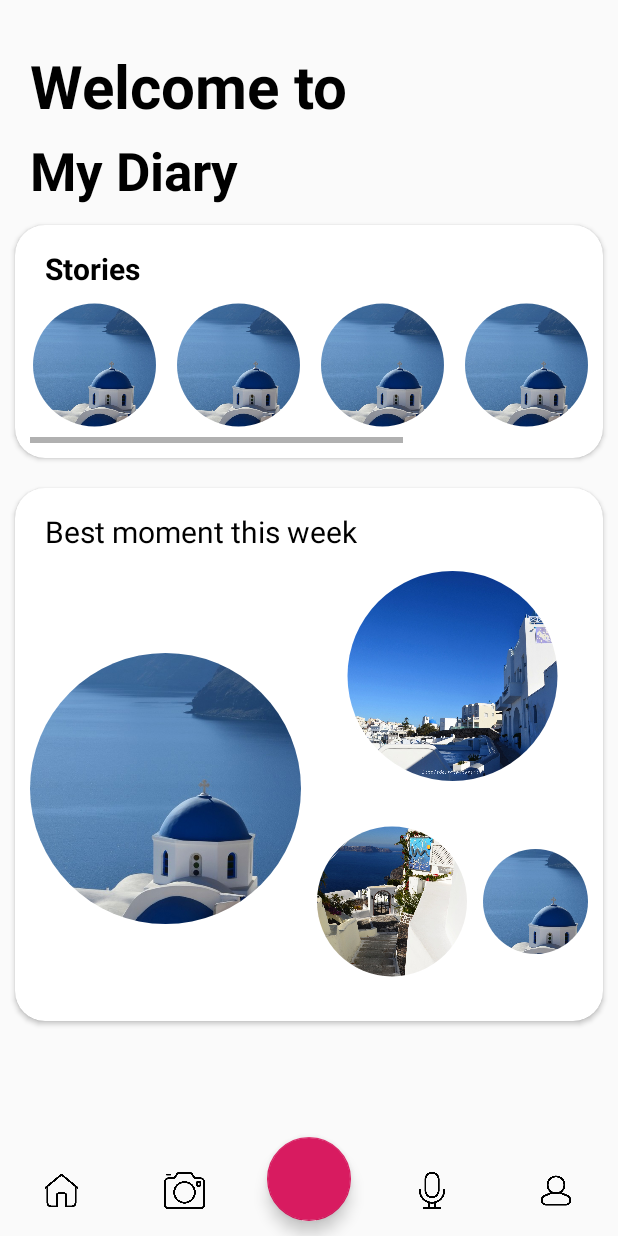
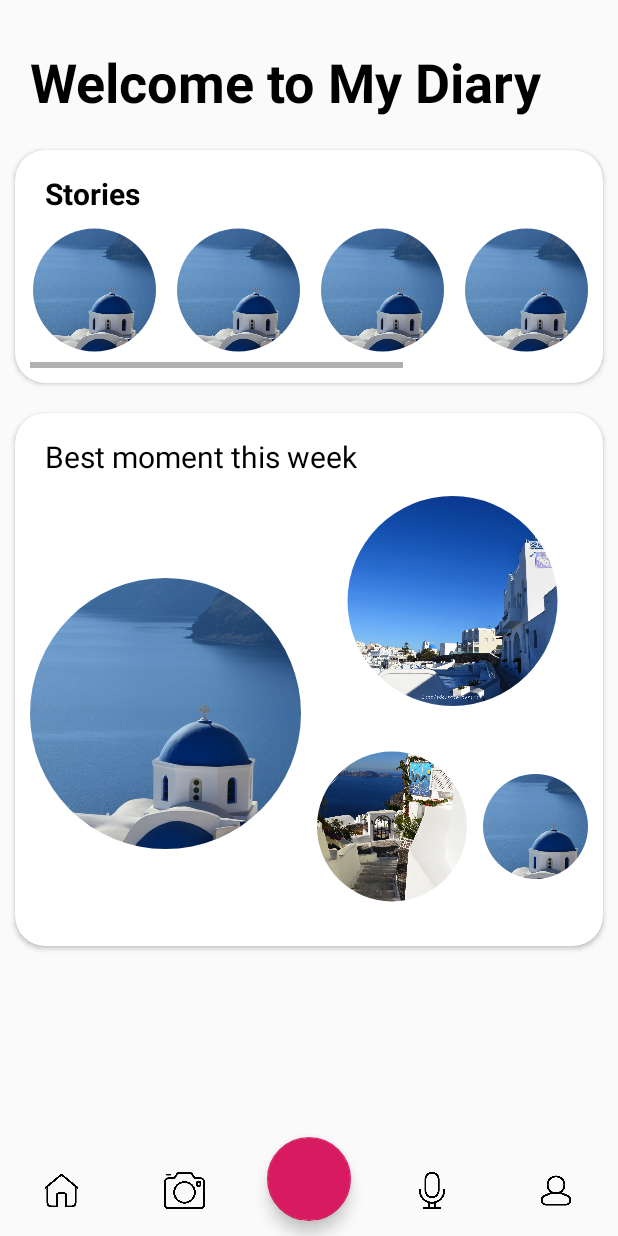
Before and after one commit to Mrsquuuid/MyJournal, an Android app: the MainActivity screen opened directly, with no data from a screen before it, on a phone screen of 412 x 824 dp. Run offline under Robolectric (Android 15) with nearby library versions, the phone set to English and light mode, and no system bars; our stand-ins replace CircleImageView, navigation-ui; libraries missing offline, so code that uses them is left out: cc.trity.floatingactionbutton; plain views replace FloatingActionButton, RoundedImageView; 2 statements that could not run were skipped.

Commit message:
Fix the style on main activity

```diff
--- a/MyDiary/app/src/main/res/layout/activity_main.xml
+++ b/MyDiary/app/src/main/res/layout/activity_main.xml
@@ -85,20 +85,9 @@
             android:layout_height="wrap_content"
             android:layout_marginLeft="20dp"
             android:layout_marginTop="30dp"
-            android:text="Welcome to"
+            android:text="Welcome to My Diary"
             android:textColor="#000"
-            android:textSize="40dp"
-            android:textStyle="bold" />
-
-        <TextView
-            android:id="@+id/welcome2"
-            android:layout_width="wrap_content"
-            android:layout_height="wrap_content"
-            android:layout_marginLeft="20dp"
-            android:layout_marginTop="90dp"
-            android:text="My Diary"
-            android:textColor="#000"
-            android:textSize="35dp"
+            android:textSize="36dp"
             android:textStyle="bold" />
 
         <androidx.cardview.widget.CardView
@@ -106,7 +95,7 @@
             android:layout_width="match_parent"
             android:layout_height="wrap_content"
             android:layout_marginLeft="10dp"
-            android:layout_marginTop="150dp"
+            android:layout_marginTop="100dp"
             android:layout_marginRight="10dp"
             android:paddingBottom="20dp"
             app:cardCornerRadius="20dp"
```
